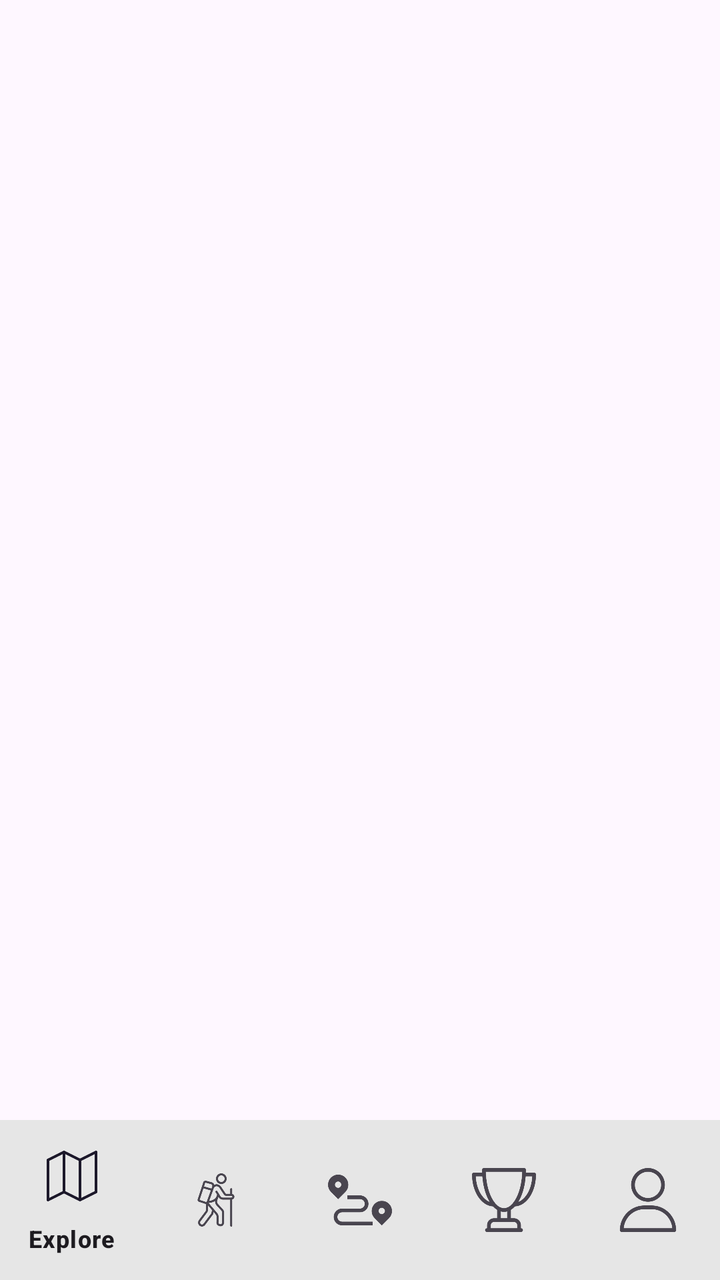
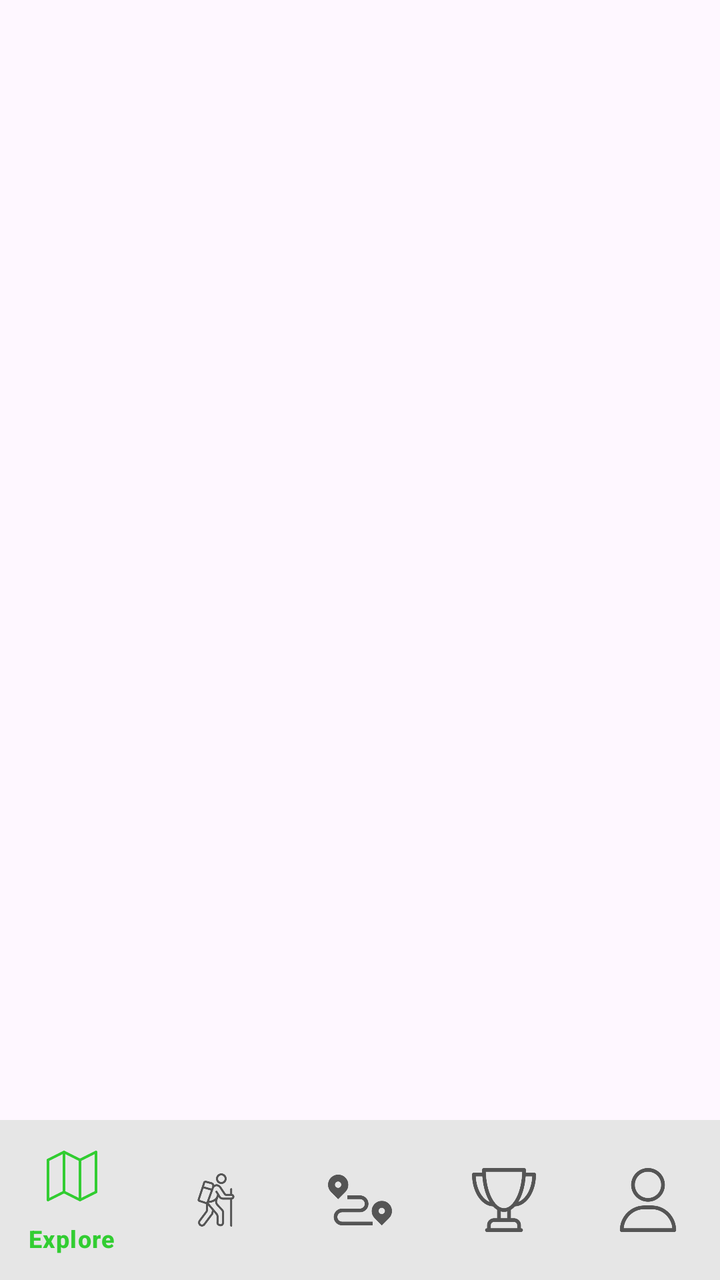

Before-and-after screenshots of an Android layout around one commit, followed by the original layout XML and the change that was made.
<!-- AndroidManifest.xml: application theme Theme.HighPath -->
<!-- res/layout/activity_main.xml -->
<?xml version="1.0" encoding="utf-8"?>
<androidx.constraintlayout.widget.ConstraintLayout xmlns:android="http://schemas.android.com/apk/res/android"
    xmlns:app="http://schemas.android.com/apk/res-auto"
    xmlns:tools="http://schemas.android.com/tools"
    android:layout_width="match_parent"
    android:layout_height="match_parent"
    tools:context=".Activities.MainActivity">

    <FrameLayout
        android:id="@+id/container"
        android:layout_width="0dp"
        android:layout_height="0dp"
        app:layout_constraintTop_toTopOf="parent"
        app:layout_constraintStart_toStartOf="parent"
        app:layout_constraintEnd_toEndOf="parent"
        app:layout_constraintBottom_toTopOf="@+id/bottom_navigation" />

    <com.google.android.material.bottomnavigation.BottomNavigationView
        android:id="@+id/bottom_navigation"
        android:layout_width="match_parent"
        android:layout_height="wrap_content"
        android:background="#E6E6E6"
        app:itemIconSize="32dp"
        app:layout_constraintBottom_toBottomOf="parent"
        app:layout_constraintStart_toStartOf="parent"
        app:layout_constraintEnd_toEndOf="parent"
        app:menu="@menu/bottom_navigation" />

</androidx.constraintlayout.widget.ConstraintLayout>
<!-- resources referenced by this layout -->
<resources>
  <style name="Theme.HighPath" parent="Base.Theme.HighPath" />
  <style name="Base.Theme.HighPath" parent="Theme.Material3.DayNight.NoActionBar">
          
          
      </style>
</resources>

<!-- the commit's change to res/layout/activity_main.xml (unified diff, before → after) -->
@@ -20,6 +20,8 @@
         android:layout_width="match_parent"
         android:layout_height="wrap_content"
         android:background="#E6E6E6"
+        app:itemIconTint="@color/nav_item_colours"
+        app:itemTextColor="@color/nav_item_colours"
         app:itemIconSize="32dp"
         app:layout_constraintBottom_toBottomOf="parent"
         app:layout_constraintStart_toStartOf="parent"
<!-- resource entries referenced after the edit -->
@@ -4,6 +4,14 @@
   <style name="Base.Theme.HighPath" parent="Theme.Material3.DayNight.NoActionBar">
           
           
+  
+          
+          <item name="colorSecondaryContainer">@android:color/transparent</item>
+          <item name="colorOnSecondaryContainer">@android:color/black</item>
+  
+          
+          <item name="rippleColor">@android:color/transparent</item>
+  
       </style>
 </resources>
 
